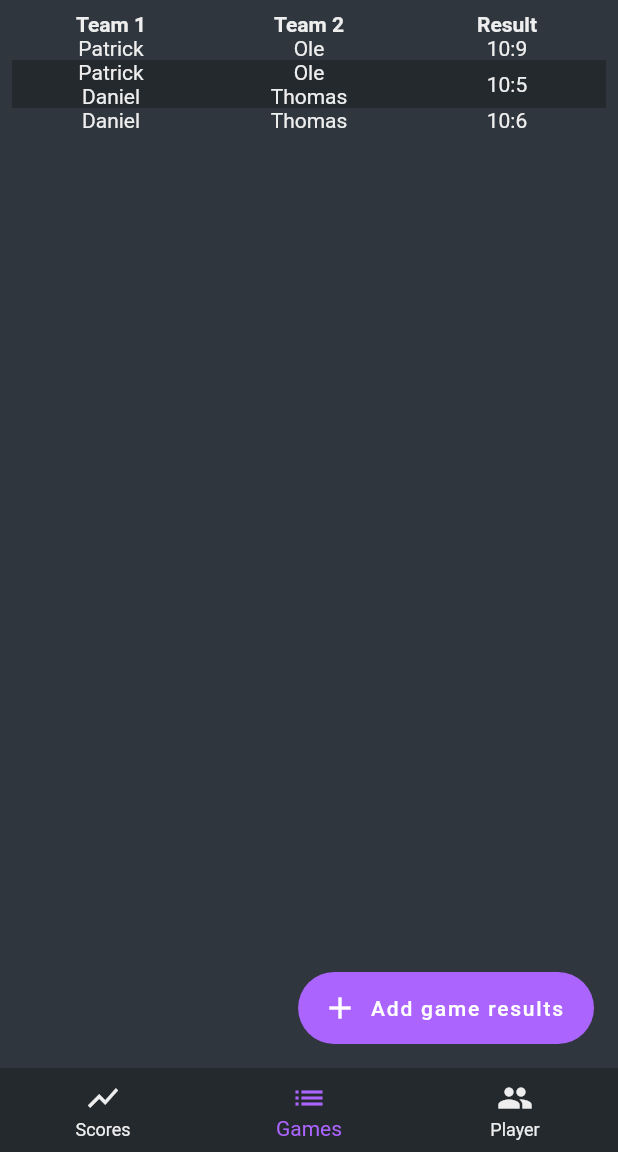
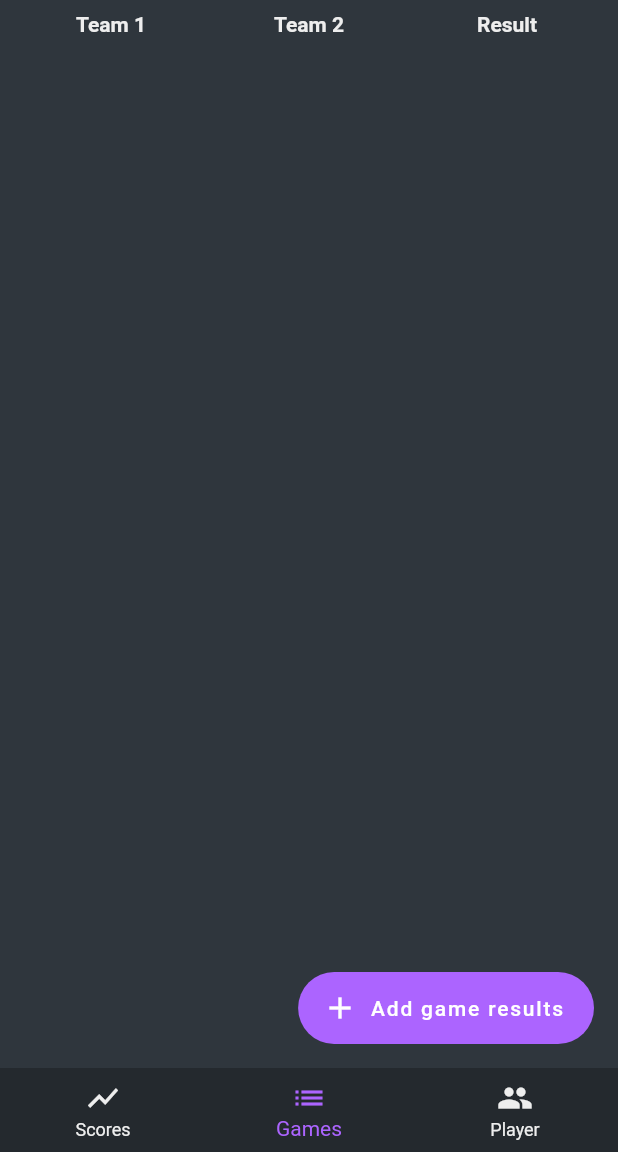
Before and after one commit to patrickz98/KickerKingServer, a Flutter app: the screen it shows after launch, item 2 of the bottom bar chosen, on a phone screen of 412 x 824 dp, the part 84-1236 px from its top. Run offline on Flutter 3.47's test engine with Material 2 defaults, Android fonts, the phone set to English and light mode, and no system bars.

Commit message:
Check in.

```diff
--- a/app/lib/AddTableWidget.dart
+++ b/app/lib/AddTableWidget.dart
@@ -79,7 +79,7 @@ class AddTableWidgetState extends State<AddTableWidget>
             child: container,
             onPressed: ()
             {
-                widget.tableManager.setOk();
+//                widget.tableManager.setOk();
             },
         );
 
--- a/app/lib/GameManager.dart
+++ b/app/lib/GameManager.dart
@@ -44,39 +44,22 @@ class Game
 class GameManager
 {
     List<Game> _games = [];
+    ChangeNotifier _listeners;
 
     List<Game> all() => _games;
 
-    GameManager()
+    void add(Game game)
     {
-        Game game1 = Game(
-            winner: ["Patrick"],
-            looser: ["Ole"],
-            winnerPoints: 10,
-            looserPoints: 9,
-            date: DateTime.now(),
-        );
+        _games.add(game);
+    }
 
-        _games.add(game1);
+    void addListener(VoidCallback callback)
+    {
+        _listeners.addListener(callback);
+    }
 
-        Game game2 = Game(
-            winner: ["Patrick", "Daniel"],
-            looser: ["Ole", "Thomas"],
-            winnerPoints: 10,
-            looserPoints: 5,
-            date: DateTime.now(),
-        );
-
-        _games.add(game2);
-
-        Game game3 = Game(
-            winner: ["Daniel"],
-            looser: ["Thomas"],
-            winnerPoints: 10,
-            looserPoints: 6,
-            date: DateTime.now(),
-        );
-
-        _games.add(game3);
+    void removeListener(VoidCallback callback)
+    {
+        _listeners.removeListener(callback);
     }
 }
--- a/app/lib/Simple.dart
+++ b/app/lib/Simple.dart
@@ -5,6 +5,11 @@ export 'Defines.dart';
 
 class Simple
 {
+    static TextStyle textStyle()
+    {
+        return TextStyle(color: Defines.textColor);
+    }
+
     static Text text(String str, [TextStyle style = const TextStyle()])
     {
         return Text(str, style: TextStyle(color: Defines.textColor).merge(style));
@@ -31,4 +36,11 @@ class Simple
 
         return circle;
     }
+
+    static Widget loading()
+    {
+        return Center(
+            child: CircularProgressIndicator()
+        );
+    }
 }
--- a/app/lib/TableManager.dart
+++ b/app/lib/TableManager.dart
@@ -1,17 +1,23 @@
 import 'package:flutter/material.dart';
+
+import 'Simple.dart';
 
 class TableManager
 {
-    final ValueChanged<bool> changeEvent;
-    bool ok = false;
+    final ValueChanged<String> _tableChanged;
 
-    TableManager({
-        @required this.changeEvent,
-    }) : assert(changeEvent != null);
+    String selected;
+    List<String> tableIds;
 
-    void setOk()
+    TableManager(this._tableChanged);
+
+    void addTables(List<String> tables)
     {
-        ok = true;
-        changeEvent(ok);
+        tableIds.addAll(tables);
+    }
+
+    void removeTable(String table)
+    {
+        tableIds.remove(table);
     }
 }
--- a/app/lib/main.dart
+++ b/app/lib/main.dart
@@ -39,35 +39,26 @@ class _MyHomePageState extends State<MyHomePage>
     int _tableIndex = 0;
     int _pageIndex = 0;
 
+    bool showLoading = true;
+
     Color _mainColor = Defines.tableColors[ 0 ];
 
+    GameManager _gamesManager = GameManager();
     TableManager _tableManager;
-    GameManager _gamesManager = GameManager();
-    bool _init = false;
 
-    void _tableManagerChanged(bool value)
+    _MyHomePageState()
     {
-        setState(()
-        {
-            _init = value;
-        });
+        _tableManager = TableManager(_tableChanged);
+    }
+
+    void _tableChanged(String table)
+    {
+
     }
 
     @override
     Widget build(BuildContext context)
     {
-        _tableManager = TableManager(changeEvent: _tableManagerChanged);
-
-//        if (true)
-//        {
-//            return WelcomeWidget();
-//        }
-
-//        if (! _init)
-//        {
-//            return AddTableWidget(tableManager: _tableManager);
-//        }
-
         Icon gamesIcon = Icon(Icons.list);
         BottomNavigationBarItem games = BottomNavigationBarItem(
             icon: gamesIcon,
--- a/app/pubspec.yaml
+++ b/app/pubspec.yaml
@@ -20,6 +20,7 @@ dependencies:
   flutter:
     sdk: flutter
   cupertino_icons: ^0.1.2
+  shared_preferences: ^0.5.2
   printing: ^2.0.0
   pdf: ^1.3.7
 
```
Also changed, not shown: app/lib/AddGameDialog.dart (+132 -3 lines), app/lib/DialogWidget.dart (+2 -7 lines), app/lib/LoadingScaffold.dart (added, +21 -0 lines), app/lib/Server.dart (added, +15 -0 lines), app/pubspec.lock, 3 other files.
